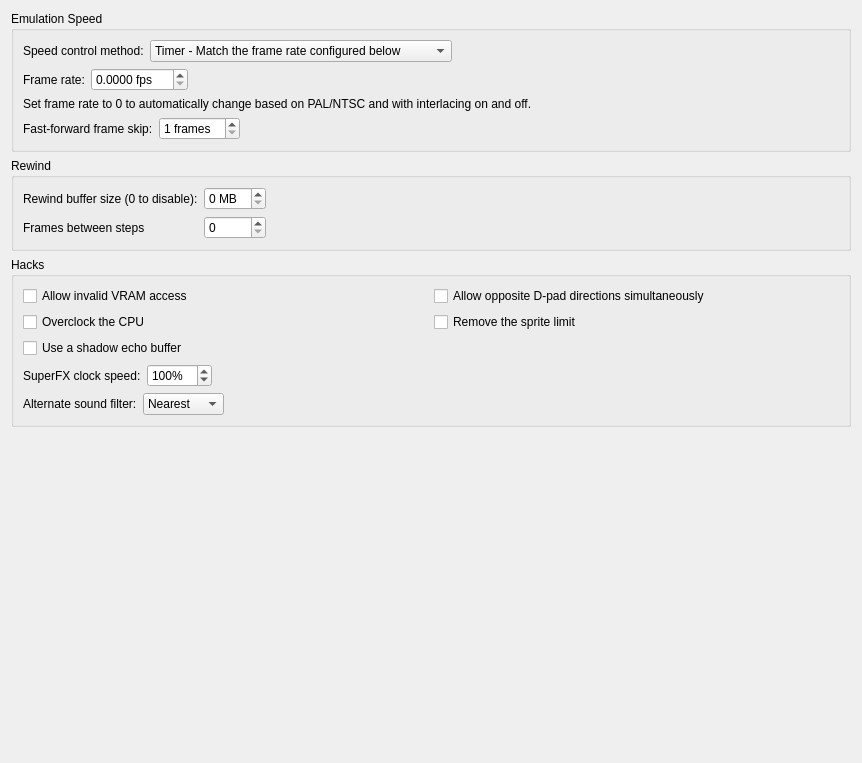
First picture: the form in qt/src/EmulationPanel.ui, repository snes9xgit/snes9x, before the edit.
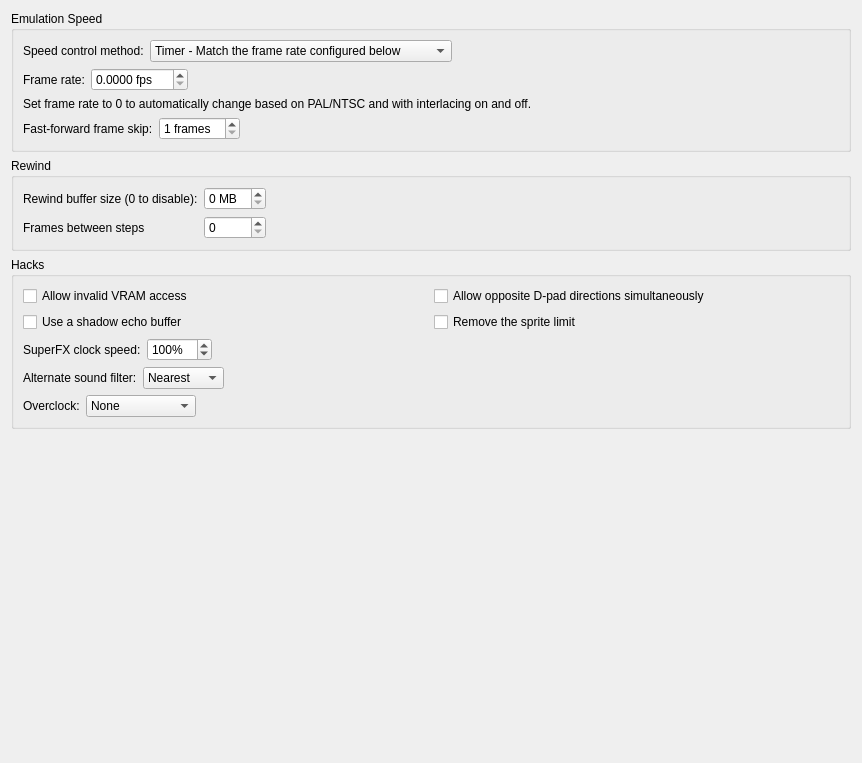
Second picture: the form after the edit.

Commit message: Qt: More overclock options.

```diff
--- a/qt/src/EmulationPanel.ui
+++ b/qt/src/EmulationPanel.ui
@@ -248,16 +248,6 @@
           </property>
          </widget>
         </item>
-        <item row="1" column="0">
-         <widget class="QCheckBox" name="checkBox_overclock">
-          <property name="whatsThis">
-           <string>&lt;html&gt;&lt;head/&gt;&lt;body&gt;&lt;p&gt;Decrease the time it takes for the CPU to perform operations, making it faster. This can remove slowdown, but can also cause glitches in many games.&lt;/p&gt;&lt;/body&gt;&lt;/html&gt;</string>
-          </property>
-          <property name="text">
-           <string>Overclock the CPU</string>
-          </property>
-         </widget>
-        </item>
         <item row="2" column="0">
          <widget class="QCheckBox" name="checkBox_use_shadow_echo_buffer">
           <property name="whatsThis">
@@ -278,7 +268,7 @@
           </property>
          </widget>
         </item>
-        <item row="1" column="1">
+        <item row="2" column="1">
          <widget class="QCheckBox" name="checkBox_remove_sprite_limit">
           <property name="whatsThis">
            <string>&lt;html&gt;&lt;head/&gt;&lt;body&gt;&lt;p&gt;Allows more sprites to be displayed on the screen in an attempt to remove flickering.&lt;/p&gt;&lt;p&gt;Some games take advantage of this limit and use it to hide glitches, and removing the limit will make those visible.&lt;/p&gt;&lt;/body&gt;&lt;/html&gt;</string>
@@ -392,6 +382,54 @@
         </item>
        </layout>
       </item>
+      <item>
+       <layout class="QHBoxLayout" name="horizontalLayout_6">
+        <item>
+         <widget class="QLabel" name="label_9">
+          <property name="text">
+           <string>Overclock:</string>
+          </property>
+         </widget>
+        </item>
+        <item>
+         <widget class="QComboBox" name="comboBox_overclock">
+          <item>
+           <property name="text">
+            <string>None</string>
+           </property>
+          </item>
+          <item>
+           <property name="text">
+            <string>Auto-FastROM</string>
+           </property>
+          </item>
+          <item>
+           <property name="text">
+            <string>Low</string>
+           </property>
+          </item>
+          <item>
+           <property name="text">
+            <string>High</string>
+           </property>
+          </item>
+         </widget>
+        </item>
+        <item>
+         <spacer name="horizontalSpacer_7">
+          <property name="orientation">
+           <enum>Qt::Horizontal</enum>
+          </property>
+          <property name="sizeHint" stdset="0">
+           <size>
+            <width>40</width>
+            <height>20</height>
+           </size>
+          </property>
+         </spacer>
+        </item>
+       </layout>
+      </item>
      </layout>
     </widget>
    </item>
```
The commit also changes 4 other files.
